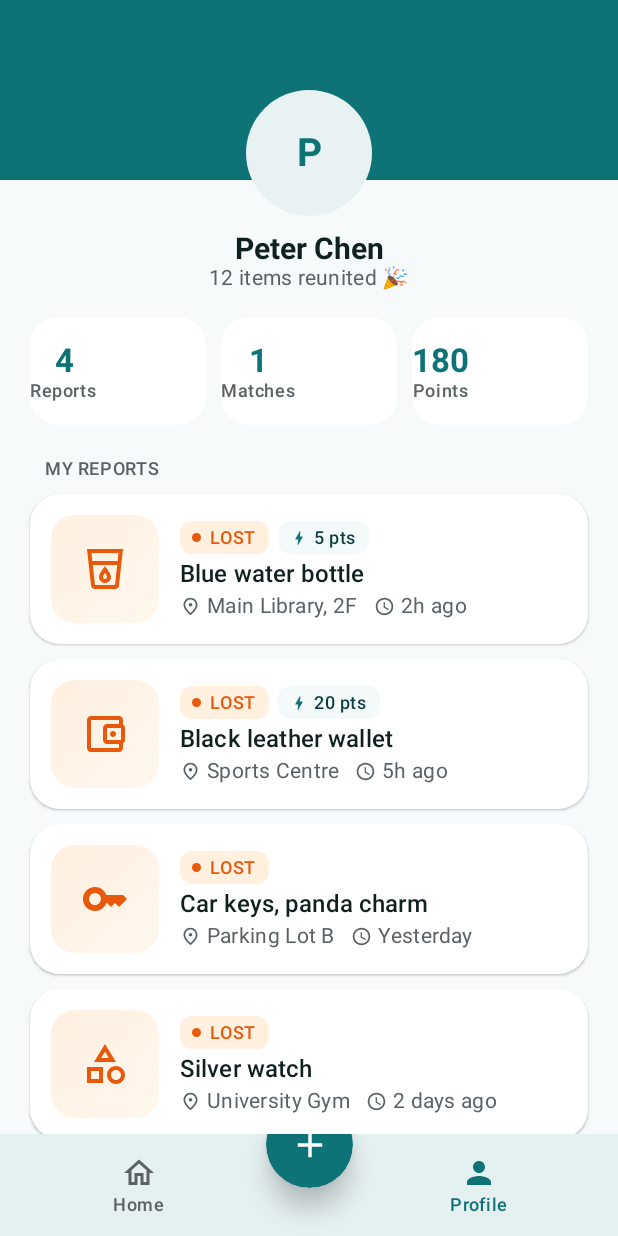
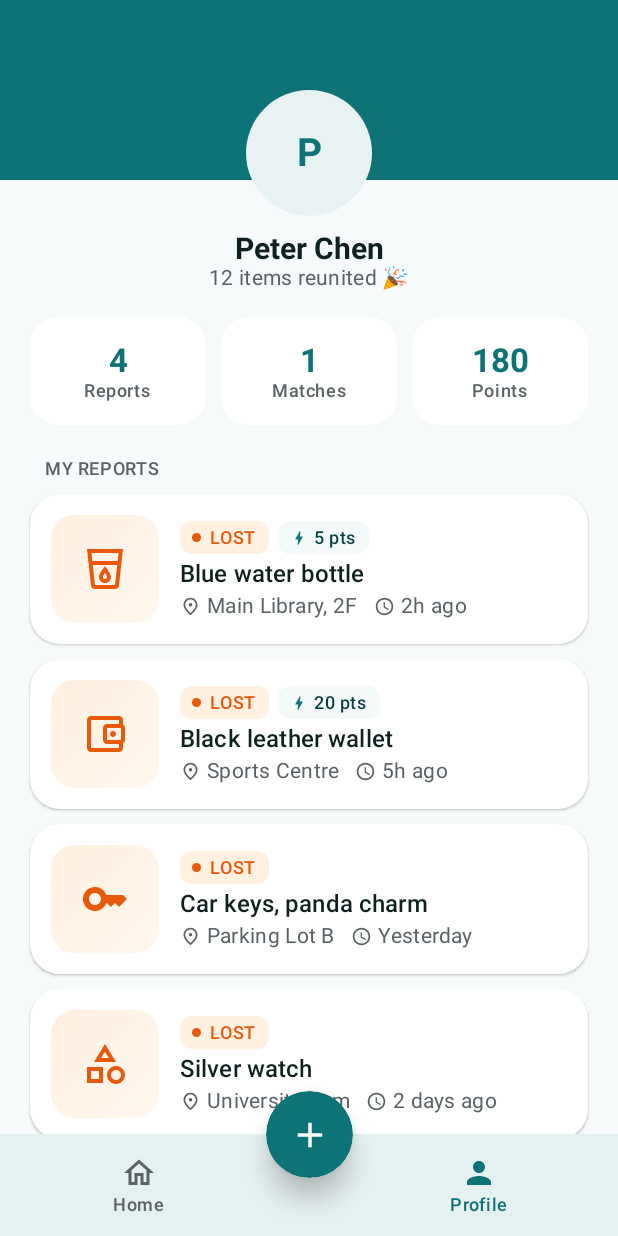
Before and after one commit to android-app-development-course/2026-Autumn-Aberdeen-1-ReFind, an Android app built with Jetpack Compose: the screen it shows after launch (MainActivity), after a tap on "Profile", on a phone screen of 412 x 824 dp. Run offline under Robolectric (Android 15) with nearby library versions, the phone set to English and light mode, and no system bars; 2 other taps on this screen came first.

Commit message:
fix(app): unclipped report FAB, aligned settings cards and stats
- Report FAB now lives above the shell instead of inside the bottom bar:
  Surface tonal elevation clips children, which cut off the floating half.
- Settings cards fill the row width instead of wrapping their content.
- Stat cards stretch their content column so numbers and labels center.

```diff
--- a/app/src/main/java/com/refind/app/ui/ReFindApp.kt
+++ b/app/src/main/java/com/refind/app/ui/ReFindApp.kt
@@ -215,14 +215,35 @@ private fun MainShell(
     onReport: () -> Unit,
     content: @Composable () -> Unit,
 ) {
+    // The report button lives above the shell (not inside the bar) so the
+    // Surface's clipping can't cut off the half that floats over the content.
+    Box(Modifier.fillMaxSize()) {
         Column(Modifier.fillMaxSize()) {
             Box(Modifier.weight(1f)) { content() }
             BottomBar(
                 currentTab = currentTab,
                 onHome = onHome,
                 onProfile = onProfile,
-            onReport = onReport,
             )
+        }
+        Box(
+            modifier = Modifier
+                .align(Alignment.BottomCenter)
+                .offset(y = (-39).dp)
+                .shadow(10.dp, CircleShape)
+                .size(58.dp)
+                .clip(CircleShape)
+                .background(MaterialTheme.colorScheme.primary)
+                .clickable(onClick = onReport),
+            contentAlignment = Alignment.Center,
+        ) {
+            Icon(
+                Icons.Outlined.Add,
+                contentDescription = "New report",
+                tint = MaterialTheme.colorScheme.onPrimary,
+                modifier = Modifier.size(28.dp),
+            )
+        }
     }
 }
 
@@ -231,17 +252,12 @@ private fun BottomBar(
     currentTab: Screen,
     onHome: () -> Unit,
     onProfile: () -> Unit,
-    onReport: () -> Unit,
 ) {
     Surface(color = MaterialTheme.colorScheme.surface, tonalElevation = 6.dp) {
-        Box(
+        Row(
             modifier = Modifier
                 .fillMaxWidth()
-                .height(68.dp),
-        ) {
-            Row(
-                modifier = Modifier
-                    .fillMaxSize()
+                .height(68.dp)
                 .padding(horizontal = 36.dp),
             verticalAlignment = Alignment.CenterVertically,
         ) {
@@ -262,26 +278,6 @@ private fun BottomBar(
                 onClick = onProfile,
                 modifier = Modifier.weight(1f),
             )
-            }
-            // Raised report button
-            Box(
-                modifier = Modifier
-                    .align(Alignment.TopCenter)
-                    .offset(y = (-22).dp)
-                    .shadow(10.dp, CircleShape)
-                    .size(58.dp)
-                    .clip(CircleShape)
-                    .background(MaterialTheme.colorScheme.primary)
-                    .clickable(onClick = onReport),
-                contentAlignment = Alignment.Center,
-            ) {
-                Icon(
-                    Icons.Outlined.Add,
-                    contentDescription = "New report",
-                    tint = MaterialTheme.colorScheme.onPrimary,
-                    modifier = Modifier.size(28.dp),
-                )
-            }
         }
     }
 }
--- a/app/src/main/java/com/refind/app/ui/screens/ProfileScreen.kt
+++ b/app/src/main/java/com/refind/app/ui/screens/ProfileScreen.kt
@@ -197,7 +197,9 @@ private fun StatCard(
         elevation = CardDefaults.cardElevation(defaultElevation = 1.dp),
     ) {
         Column(
-            Modifier.padding(vertical = 16.dp),
+            Modifier
+                .fillMaxWidth()
+                .padding(vertical = 16.dp),
             horizontalAlignment = Alignment.CenterHorizontally,
         ) {
             Text(
@@ -221,6 +223,7 @@ private fun SettingsRow(
     trailing: @Composable () -> Unit,
 ) {
     Card(
+        modifier = Modifier.fillMaxWidth(),
         shape = RoundedCornerShape(16.dp),
         colors = CardDefaults.cardColors(containerColor = MaterialTheme.colorScheme.surface),
         elevation = CardDefaults.cardElevation(defaultElevation = 1.dp),
```
Lines whose indentation alone changed are shown as unchanged.
